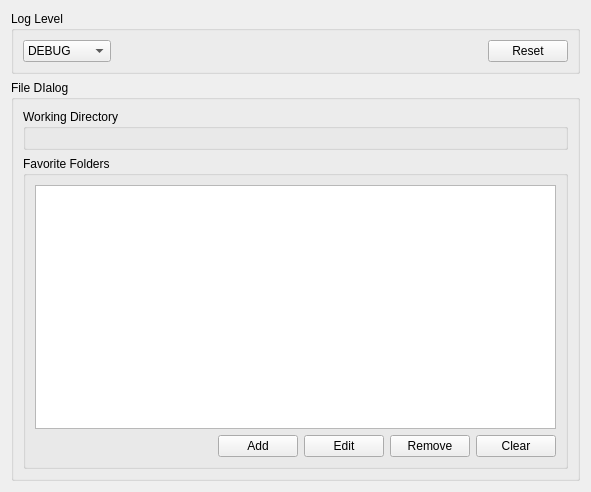
First picture: the form in gsdview/ui/general-page.ui, repository avalentino/gsdview, before the edit.
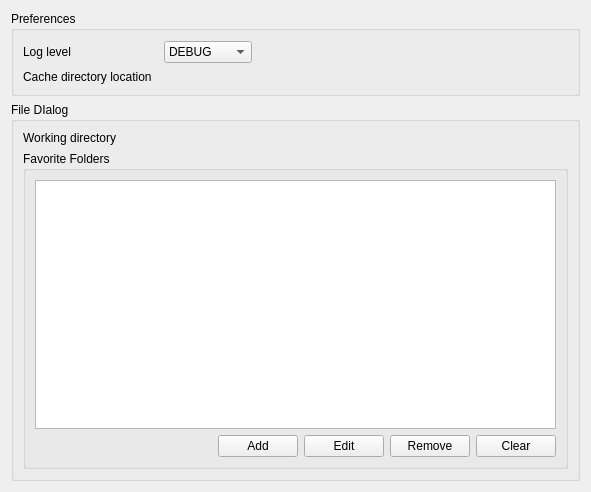
Second picture: the form after the edit. Icons and pictures are not drawn. Custom widgets are drawn as their Qt base class.

Commit message: Improved preferences. Load and save actions now work.

Patch:
```diff
--- a/gsdview/ui/general-page.ui
+++ b/gsdview/ui/general-page.ui
@@ -16,8 +16,20 @@
    <item>
     <widget class="QGroupBox" name="loglevelGroupBox" >
      <property name="title" >
-      <string>Log Level</string>
+      <string>Preferences</string>
      </property>
+     <layout class="QGridLayout" name="preferencesGridLayout" >
+      <property name="horizontalSpacing" >
+       <number>12</number>
+      </property>
+      <item row="0" column="0" >
+       <widget class="QLabel" name="loglevelLabel" >
+        <property name="text" >
+         <string>Log level</string>
+        </property>
+       </widget>
+      </item>
+      <item row="0" column="1" >
      <layout class="QHBoxLayout" name="loglevelHorizontalLayout" >
       <item>
        <widget class="QComboBox" name="loglevelComboBox" >
@@ -55,20 +67,26 @@
         </property>
         <property name="sizeHint" stdset="0" >
          <size>
-          <width>188</width>
-          <height>20</height>
+            <width>138</width>
+            <height>24</height>
          </size>
         </property>
        </spacer>
       </item>
-      <item>
-       <widget class="QPushButton" name="resetLoglevelButton" >
+       </layout>
+      </item>
+      <item row="1" column="0" >
+       <widget class="QLabel" name="cachedirLabel" >
         <property name="text" >
-         <string>Reset</string>
+         <string>Cache directory location</string>
         </property>
-        <property name="icon" >
-         <iconset resource="../../resources.qrc" >
-          <normaloff>:/images/clear.svg</normaloff>:/images/clear.svg</iconset>
+       </widget>
+      </item>
+      <item row="1" column="1" >
+       <widget class="FileEntryWidget" native="1" name="cachedirEntryWidget" >
+        <property name="toolTip" >
+         <string>Location of the directory for file cache.
+Default: "$HOME/.gsdview".</string>
         </property>
        </widget>
       </item>
@@ -82,16 +100,44 @@
      </property>
      <layout class="QVBoxLayout" name="fileDialogVerticalLayout" >
       <item>
-       <widget class="QGroupBox" name="workdirGroupBox" >
-        <property name="title" >
-         <string>Working Directory</string>
+       <layout class="QHBoxLayout" name="workdirHorizontalLayout" >
+        <property name="spacing" >
+         <number>12</number>
         </property>
-        <layout class="QVBoxLayout" name="workdirVerticalLayout" >
          <item>
-          <widget class="FileEntryWidget" native="1" name="workdirEntryWidget" />
-         </item>
-        </layout>
-       </widget>
+         <widget class="QLabel" name="workdirLabel" >
+          <property name="sizePolicy" >
+           <sizepolicy vsizetype="Preferred" hsizetype="Minimum" >
+            <horstretch>0</horstretch>
+            <verstretch>0</verstretch>
+           </sizepolicy>
+          </property>
+          <property name="text" >
+           <string>Working directory</string>
+          </property>
+         </widget>
+        </item>
+        <item>
+         <widget class="FileEntryWidget" native="1" name="workdirEntryWidget" >
+          <property name="sizePolicy" >
+           <sizepolicy vsizetype="Preferred" hsizetype="Expanding" >
+            <horstretch>0</horstretch>
+            <verstretch>0</verstretch>
+           </sizepolicy>
+          </property>
+          <property name="sizeIncrement" >
+           <size>
+            <width>1</width>
+            <height>0</height>
+           </size>
+          </property>
+          <property name="toolTip" >
+           <string>Base directory for files and directories selection.
+Default: "$HOME".</string>
+          </property>
+         </widget>
+        </item>
+       </layout>
       </item>
       <item>
        <widget class="QGroupBox" name="foldersGroupBox" >
```
Left out of the diff: 22 changed lines with no effect on the pictures. Lines whose indentation alone changed are shown as unchanged. The commit also changes 3 other files.
